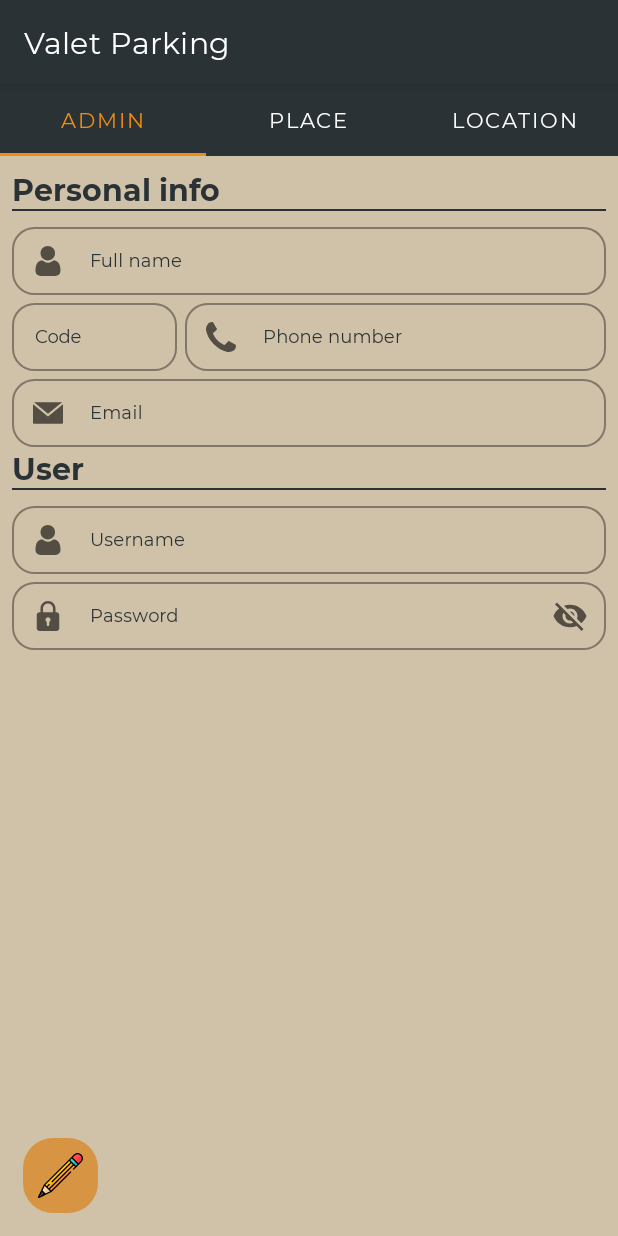
After one commit to emedinaa/valetParking, an Android app: the ProfileUpdateAdmin screen opened directly, with no data from a screen before it, on a phone screen of 412 x 824 dp. The commit adds this screen. Run offline under Robolectric (Android 15) with nearby library versions, the phone set to English and light mode, and no system bars.

Commit message:
14/08/2021
Vista administrador

```diff
--- a/app/src/main/AndroidManifest.xml
+++ b/app/src/main/AndroidManifest.xml
@@ -53,7 +53,7 @@
 
         <!-- Administrator activities -->
         <activity android:name=".TabLayoutAdministrator" />
-        <activity android:name=".TabLayoutAdministratorProfile" />
+        <activity android:name=".TabLayoutAdministratorProfileUpdate" />
         <activity android:name=".Administrator.OperatorsActivity" />
 
         <!-- Google Map -->
--- a/app/src/main/java/com/example/valetparking/Administrator/PagerControllerAdministratorProfile.java
+++ b/app/src/main/java/com/example/valetparking/Administrator/PagerControllerAdministratorProfileUpdate.java
@@ -4,10 +4,10 @@ import androidx.fragment.app.Fragment;
 import androidx.fragment.app.FragmentManager;
 import androidx.fragment.app.FragmentPagerAdapter;
 
-public class PagerControllerAdministratorProfile extends FragmentPagerAdapter {
+public class PagerControllerAdministratorProfileUpdate extends FragmentPagerAdapter {
     int numTabs;
 
-    public PagerControllerAdministratorProfile(FragmentManager fm, int behavior) {
+    public PagerControllerAdministratorProfileUpdate(FragmentManager fm, int behavior) {
         super(fm, behavior);
         this.numTabs = behavior;
     }
@@ -15,8 +15,9 @@ public class PagerControllerAdministratorProfile extends FragmentPagerAdapter {
     @Override
     public Fragment getItem(int position) {
         switch (position){
-            case 0: return new ProfileAdmin();
-            case 1: return new ProfilePlace();
+            case 0: return new ProfileUpdateAdmin();
+            case 1: return new ProfileUpdatePlace();
+            case 2: return new ProfileUpdateLocation();
             default: return null;
         }
     }
--- /dev/null
+++ b/app/src/main/java/com/example/valetparking/Administrator/ProfileUpdateAdmin.java
@@ -0,0 +1,81 @@
+package com.example.valetparking.Administrator;
+
+import android.os.Bundle;
+import android.view.LayoutInflater;
+import android.view.View;
+import android.view.ViewGroup;
+import android.widget.AutoCompleteTextView;
+
+import com.example.valetparking.R;
+import com.google.android.material.textfield.TextInputEditText;
+import com.google.android.material.textfield.TextInputLayout;
+
+import androidx.fragment.app.Fragment;
+
+/**
+ * A simple {@link Fragment} subclass.
+ * Use the {@link ProfileUpdateAdmin#newInstance} factory method to
+ * create an instance of this fragment.
+ */
+public class ProfileUpdateAdmin extends Fragment {
+
+    // TODO: Rename parameter arguments, choose names that match
+    // the fragment initialization parameters, e.g. ARG_ITEM_NUMBER
+    private static final String ARG_PARAM1 = "param1";
+    private static final String ARG_PARAM2 = "param2";
+
+    // TODO: Rename and change types of parameters
+    private String mParam1;
+    private String mParam2;
+
+    public ProfileUpdateAdmin() {}
+
+    public static ProfileUpdateAdmin newInstance(String param1, String param2) {
+        ProfileUpdateAdmin fragment = new ProfileUpdateAdmin();
+        Bundle args = new Bundle();
+        args.putString(ARG_PARAM1, param1);
+        args.putString(ARG_PARAM2, param2);
+        fragment.setArguments(args);
+        return fragment;
+    }
+
+    @Override
+    public void onCreate(Bundle savedInstanceState) {
+        super.onCreate(savedInstanceState);
+        if (getArguments() != null) {
+            mParam1 = getArguments().getString(ARG_PARAM1);
+            mParam2 = getArguments().getString(ARG_PARAM2);
+        }
+    }
+
+    TextInputLayout fullname, code, phone, email, user, password;
+    TextInputEditText Fullname, Phone, Email, User, Password;
+    AutoCompleteTextView Code;
+
+    @Override
+    public View onCreateView(LayoutInflater inflater, ViewGroup container,
+                             Bundle savedInstanceState) {
+
+        View view = inflater.inflate(R.layout.adm__profile_update_admin, container, false);
+
+        //Conexion de la parte logica con la grafica
+            //TextInputLayouts
+            fullname = view.findViewById(R.id.profile_admin_name);
+            code = view.findViewById(R.id.profile_admin_code);
+            phone = view.findViewById(R.id.profile_admin_telephone);
+            email = view.findViewById(R.id.profile_admin_email);
+            user = view.findViewById(R.id.profile_admin_username);
+            password = view.findViewById(R.id.profile_admin_password);
+
+            //TextInputEditTexts
+            Fullname = view.findViewById(R.id.profile_admin_name_edit);
+            Phone = view.findViewById(R.id.profile_admin_telephone_edit);
+            Email = view.findViewById(R.id.profile_admin_email_edit);
+            User = view.findViewById(R.id.profile_admin_username_edit);
+            Password = view.findViewById(R.id.profile_admin_password_edit);
+
+            //AutoCompleteTextView
+            Code = view.findViewById(R.id.profile_admin_code_edit);
+        return view;
+    }
+}
--- a/app/src/main/java/com/example/valetparking/Administrator/ProfilePlace.java
+++ b/app/src/main/java/com/example/valetparking/Administrator/ProfileUpdatePlace.java
@@ -11,10 +11,10 @@ import androidx.fragment.app.Fragment;
 
 /**
  * A simple {@link Fragment} subclass.
- * Use the {@link ProfilePlace#newInstance} factory method to
+ * Use the {@link ProfileUpdatePlace#newInstance} factory method to
  * create an instance of this fragment.
  */
-public class ProfilePlace extends Fragment {
+public class ProfileUpdatePlace extends Fragment {
 
     // TODO: Rename parameter arguments, choose names that match
     // the fragment initialization parameters, e.g. ARG_ITEM_NUMBER
@@ -25,7 +25,7 @@ public class ProfilePlace extends Fragment {
     private String mParam1;
     private String mParam2;
 
-    public ProfilePlace() {
+    public ProfileUpdatePlace() {
         // Required empty public constructor
     }
 
@@ -35,11 +35,11 @@ public class ProfilePlace extends Fragment {
      *
      * @param param1 Parameter 1.
      * @param param2 Parameter 2.
-     * @return A new instance of fragment ProfilePlace.
+     * @return A new instance of fragment ProfileUpdatePlace.
      */
     // TODO: Rename and change types and number of parameters
-    public static ProfilePlace newInstance(String param1, String param2) {
-        ProfilePlace fragment = new ProfilePlace();
+    public static ProfileUpdatePlace newInstance(String param1, String param2) {
+        ProfileUpdatePlace fragment = new ProfileUpdatePlace();
         Bundle args = new Bundle();
         args.putString(ARG_PARAM1, param1);
         args.putString(ARG_PARAM2, param2);
@@ -60,6 +60,6 @@ public class ProfilePlace extends Fragment {
     public View onCreateView(LayoutInflater inflater, ViewGroup container,
                              Bundle savedInstanceState) {
         // Inflate the layout for this fragment
-        return inflater.inflate(R.layout.adm__profile_place, container, false);
+        return inflater.inflate(R.layout.adm__profile_update_place, container, false);
     }
 }
--- a/app/src/main/java/com/example/valetparking/TabLayoutAdministrator.java
+++ b/app/src/main/java/com/example/valetparking/TabLayoutAdministrator.java
@@ -75,7 +75,7 @@ public class TabLayoutAdministrator extends AppCompatActivity {
 
         switch (item.getItemId()){
             case R.id.option_profile:
-                intent = new Intent(TabLayoutAdministrator.this, TabLayoutAdministratorProfile.class);
+                intent = new Intent(TabLayoutAdministrator.this, TabLayoutAdministratorProfileUpdate.class);
                 startActivity(intent);
                 break;
             case R.id.option_operators:
--- a/app/src/main/java/com/example/valetparking/TabLayoutAdministratorProfile.java
+++ b/app/src/main/java/com/example/valetparking/TabLayoutAdministratorProfileUpdate.java
@@ -2,32 +2,34 @@ package com.example.valetparking;
 
 import android.os.Bundle;
 
-import com.example.valetparking.Administrator.PagerControllerAdministratorProfile;
+import com.example.valetparking.Administrator.PagerControllerAdministratorProfileUpdate;
 import com.google.android.material.tabs.TabLayout;
 
 import androidx.appcompat.app.AppCompatActivity;
 import androidx.viewpager.widget.ViewPager;
 
-public class TabLayoutAdministratorProfile extends AppCompatActivity {
+public class TabLayoutAdministratorProfileUpdate extends AppCompatActivity {
 
     TabLayout tabLayout;
     ViewPager viewPager;
-    PagerControllerAdministratorProfile pagerAdapter;
+    PagerControllerAdministratorProfileUpdate pagerAdapter;
 
     @Override
     protected void onCreate(Bundle savedInstanceState) {
         super.onCreate(savedInstanceState);
-        setContentView(R.layout.adm__tab_layout);
+        setContentView(R.layout.adm__profile_update_tab_layout);
 
-        tabLayout = findViewById(R.id.tab_layout);
-        viewPager = findViewById(R.id.view_pager);
+        //Conexion de la parte logica con la grafica
+        tabLayout = findViewById(R.id.adm__profile_update_tab_layout);
+        viewPager = findViewById(R.id.adm__profile_update_view_pager);
 
         //Creacion de los tab
         tabLayout.addTab(tabLayout.newTab().setText("Admin"));
         tabLayout.addTab(tabLayout.newTab().setText("Place"));
+        tabLayout.addTab(tabLayout.newTab().setText("Location"));
 
         //Adapter
-        pagerAdapter = new PagerControllerAdministratorProfile(getSupportFragmentManager(), tabLayout.getTabCount());
+        pagerAdapter = new PagerControllerAdministratorProfileUpdate(getSupportFragmentManager(), tabLayout.getTabCount());
         viewPager.setAdapter(pagerAdapter);
 
         tabLayout.setOnTabSelectedListener(new TabLayout.OnTabSelectedListener() {
@@ -38,6 +40,8 @@ public class TabLayoutAdministratorProfile extends AppCompatActivity {
                 if(tab.getPosition() == 0){
                     pagerAdapter.notifyDataSetChanged();
                 } else if(tab.getPosition() == 1){
+                    pagerAdapter.notifyDataSetChanged();
+                } else if(tab.getPosition() == 2){
                     pagerAdapter.notifyDataSetChanged();
                 }
             }
--- a/app/src/main/res/layout/adm__profile_admin.xml
+++ b/app/src/main/res/layout/adm__profile_update_admin.xml
@@ -4,7 +4,7 @@
     xmlns:tools="http://schemas.android.com/tools"
     android:layout_width="match_parent"
     android:layout_height="match_parent"
-    tools:context=".Administrator.ProfileAdmin">
+    tools:context=".Administrator.ProfileUpdateAdmin">
 
     <!-- ScrollView -->
     <ScrollView
@@ -115,7 +115,7 @@
 
             <!-- Password -->
             <com.google.android.material.textfield.TextInputLayout
-                android:id="@+id/profile_admin__password"
+                android:id="@+id/profile_admin_password"
                 style="@style/text_input_layout"
                 android:layout_width="match_parent"
                 android:layout_height="wrap_content"
--- a/app/src/main/res/layout/adm__tab_layout.xml
+++ b/app/src/main/res/layout/adm__profile_update_tab_layout.xml
@@ -5,11 +5,11 @@
     android:layout_width="match_parent"
     android:layout_height="match_parent"
     android:background="@color/background"
-    tools:context=".TabLayoutAdministrator" >
+    tools:context=".TabLayoutAdministratorProfileUpdate" >
 
     <!-- Tab layout -->
     <com.google.android.material.tabs.TabLayout
-        android:id="@+id/tab_layout"
+        android:id="@+id/adm__profile_update_tab_layout"
         android:layout_width="match_parent"
         android:layout_height="wrap_content"
         android:background="@color/black"
@@ -20,18 +20,19 @@
 
     <!-- view pager -->
     <androidx.viewpager.widget.ViewPager
-        android:id="@+id/view_pager"
+        android:id="@+id/adm__profile_update_view_pager"
         android:layout_width="match_parent"
         android:layout_height="match_parent"
-        android:layout_below="@id/tab_layout"
+        android:layout_below="@id/adm__profile_update_tab_layout"
         app:layout_behavior="@string/appbar_scrolling_view_behavior" />
 
     <ImageButton
+        android:id="@+id/adm__profile_update_image_button"
         android:layout_width="50dp"
         android:layout_height="50dp"
+        android:layout_margin="15dp"
         android:layout_alignParentLeft="true"
         android:layout_alignParentBottom="true"
         style="@style/button"
-        app:srcCompat="@drawable/icon__pencil"
-        android:layout_margin="15dp"/>
+        app:srcCompat="@drawable/icon__pencil" />
 </RelativeLayout>
--- a/app/src/main/res/layout/log__location.xml
+++ b/app/src/main/res/layout/log__location.xml
@@ -11,8 +11,7 @@
         android:id="@+id/location_google_map"
         android:name="com.google.android.gms.maps.SupportMapFragment"
         android:layout_width="match_parent"
-        android:layout_height="match_parent"
-        tools:context=".MapsActivity" />
+        android:layout_height="match_parent" />
 
     <!-- SearchView -->
     <SearchView
```
Also changed, not shown: app/src/main/java/com/example/valetparking/Administrator/ProfileAdmin.java (deleted, +0 -65 lines), app/src/main/res/layout/adm__profile_update_place.xml (renamed from app/src/main/res/layout/adm__profile_place.xml, +2 -22 lines), app/src/main/res/values/strings.xml (+7 -4 lines).
